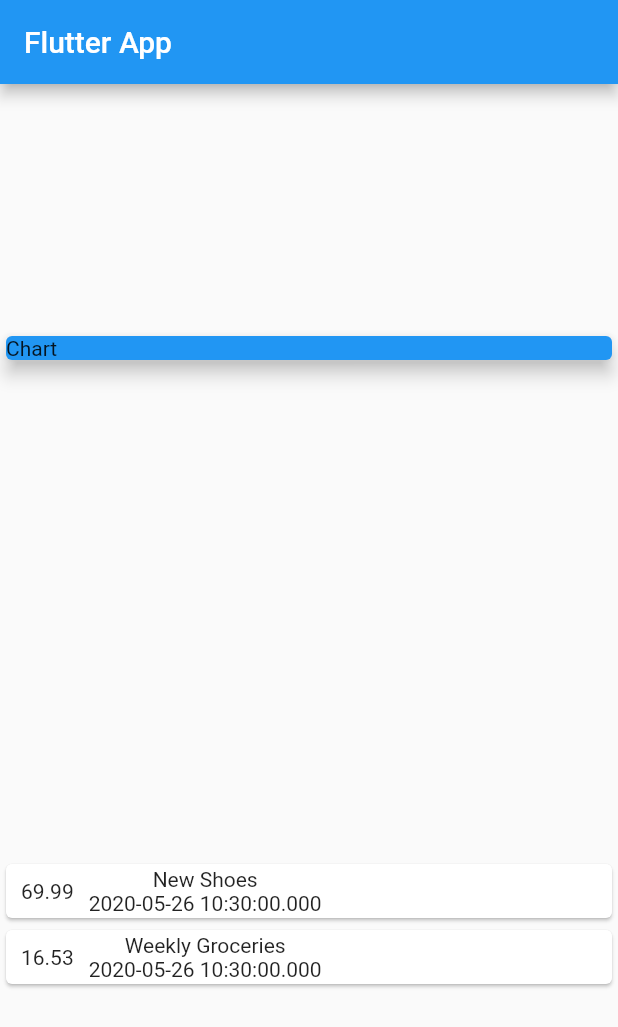
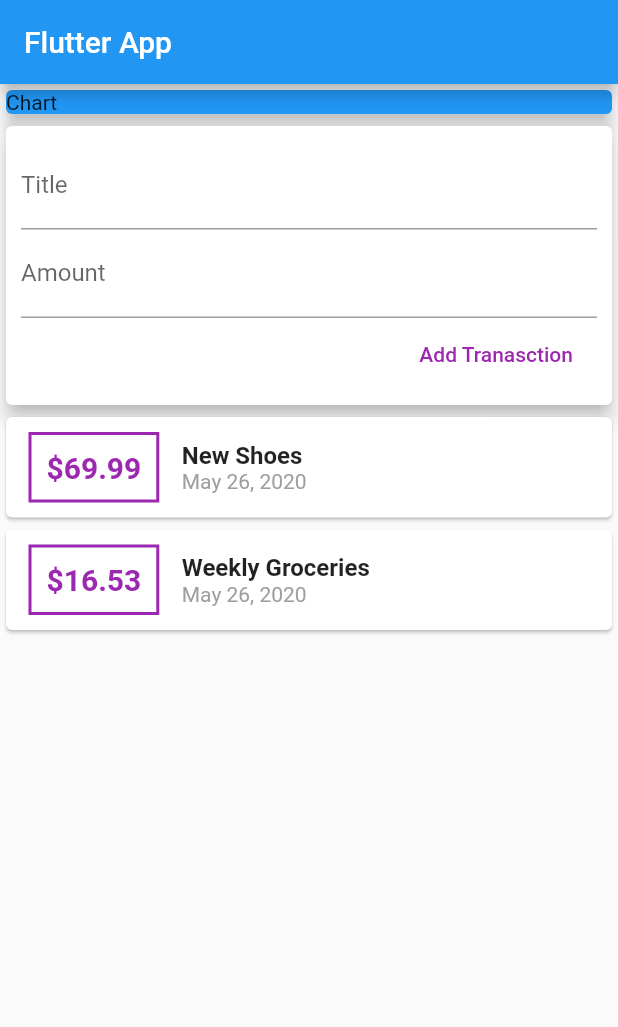
Before and after one commit to sequeirajonathan/Expense_Tracker, a Flutter app: the screen it shows after launch, on a phone screen of 412 x 824 dp. Shown: the top 1027 px of the screen. Run offline on Flutter 3.47's test engine with Material 2 defaults, Android fonts, the phone set to English and light mode, and no system bars.

Commit message:
Added new transactions

```diff
--- a/lib/main.dart
+++ b/lib/main.dart
@@ -1,6 +1,5 @@
+import './widgets/user_transaction.dart';
 import 'package:flutter/material.dart';
-
-import './transaction.dart';
 
 void main() => runApp(MyApp());
 
@@ -14,20 +13,8 @@ class MyApp extends StatelessWidget {
 }
 
 class MyHomePage extends StatelessWidget {
-  final List<Transaction> transactions = [
-    Transaction(
-      id: 't1',
-      title: 'New Shoes',
-      amount: 69.99,
-      date: DateTime.now(),
-    ),
-    Transaction(
-      id: 't2',
-      title: 'Weekly Groceries',
-      amount: 16.53,
-      date: DateTime.now(),
-    ),
-  ];
+  //String titleInput;
+  //String amountInput;
 
   @override
   Widget build(BuildContext context) {
@@ -35,10 +22,7 @@ class MyHomePage extends StatelessWidget {
       appBar: AppBar(
         title: Text('Flutter App'),
       ),
-      body: Column(
-          mainAxisAlignment: MainAxisAlignment.spaceAround,
-          crossAxisAlignment: CrossAxisAlignment.stretch,
-          children: [
+      body: Column(crossAxisAlignment: CrossAxisAlignment.stretch, children: [
         Container(
           width: double.infinity,
           child: Card(
@@ -47,30 +31,7 @@ class MyHomePage extends StatelessWidget {
             elevation: 5,
           ),
         ),
-            Column(
-              children: transactions.map((tx) {
-                return Card(
-                  child: Row(
-                    children: <Widget>[
-                      Container(
-                        margin: EdgeInsets.all(10),
-                        child: Text(
-                          tx.amount.toString(),
-                        ),
-                      ),
-                      Column(children: [
-                        Text(
-                          tx.title,
-                        ),
-                        Text(
-                          tx.date.toString(),
-                        )
-                      ])
-                    ],
-                  ),
-                );
-              }).toList(),
-            )
+        UserTransaction(),
       ]),
     );
   }
--- /dev/null
+++ b/lib/widgets/new_transaction.dart
@@ -0,0 +1,41 @@
+import 'package:flutter/material.dart';
+
+class NewTransaction extends StatelessWidget {
+  final Function addTx;
+  final titleController = TextEditingController();
+  final amountController = TextEditingController();
+
+  NewTransaction(this.addTx);
+
+  @override
+  Widget build(BuildContext context) {
+    return Card(
+      elevation: 5,
+      child: Container(
+        padding: EdgeInsets.all(10),
+        child: Column(
+          crossAxisAlignment: CrossAxisAlignment.end,
+          children: [
+            TextField(
+              //onChanged: (val) => titleInput = val,
+              controller: titleController,
+              decoration: InputDecoration(labelText: 'Title'),
+            ),
+            TextField(
+              //onChanged: (val) => amountInput = val,
+              controller: amountController,
+              decoration: InputDecoration(labelText: 'Amount'),
+            ),
+            FlatButton(
+              child: Text('Add Tranasction'),
+              textColor: Colors.purple,
+              onPressed: () {
+                addTx(titleController.text, double.parse(amountController.text));
+              },
+            )
+          ],
+        ),
+      ),
+    );
+  }
+}
--- /dev/null
+++ b/lib/widgets/transaction_list.dart
@@ -0,0 +1,54 @@
+import 'package:flutter/material.dart';
+import 'package:intl/intl.dart';
+
+import '../models/transaction.dart';
+
+class TransactionList extends StatelessWidget {
+  final List<Transaction> transactions;
+
+  TransactionList(this.transactions);
+
+  @override
+  Widget build(BuildContext context) {
+    return Column(
+      children: transactions.map((tx) {
+        return Card(
+          child: Row(
+            children: <Widget>[
+              Container(
+                padding: EdgeInsets.all(10),
+                margin: EdgeInsets.symmetric(
+                  vertical: 10,
+                  horizontal: 15,
+                ),
+                decoration: BoxDecoration(
+                    border: Border.all(
+                  color: Colors.purple,
+                  width: 2,
+                )),
+                child: Text(
+                  '\$${tx.amount}',
+                  style: TextStyle(
+                    fontWeight: FontWeight.bold,
+                    fontSize: 20,
+                    color: Colors.purple,
+                  ),
+                ),
+              ),
+              Column(crossAxisAlignment: CrossAxisAlignment.start, children: [
+                Text(
+                  tx.title,
+                  style: TextStyle(fontSize: 16, fontWeight: FontWeight.bold),
+                ),
+                Text(
+                  DateFormat.yMMMd().format(tx.date),
+                  style: TextStyle(color: Colors.grey),
+                )
+              ])
+            ],
+          ),
+        );
+      }).toList(),
+    );
+  }
+}
--- /dev/null
+++ b/lib/widgets/user_transaction.dart
@@ -0,0 +1,49 @@
+import 'package:flutter/material.dart';
+
+import './new_transaction.dart';
+import './transaction_list.dart';
+import '../models/transaction.dart';
+
+class UserTransaction extends StatefulWidget {
+  @override
+  _UserTransactionState createState() => _UserTransactionState();
+}
+
+class _UserTransactionState extends State<UserTransaction> {
+  final List<Transaction> _userTransactions = [
+    Transaction(
+      id: 't1',
+      title: 'New Shoes',
+      amount: 69.99,
+      date: DateTime.now(),
+    ),
+    Transaction(
+      id: 't2',
+      title: 'Weekly Groceries',
+      amount: 16.53,
+      date: DateTime.now(),
+    ),
+  ];
+
+  void _addNewTransaction(String txTitle, double txAmount) {
+    final newTx = Transaction(
+        title: txTitle,
+        amount: txAmount,
+        date: DateTime.now(),
+        id: DateTime.now().toString());
+
+    setState(() {
+      _userTransactions.add(newTx);
+    });
+  }
+
+  @override
+  Widget build(BuildContext context) {
+    return Column(
+      children: <Widget>[
+        NewTransaction(_addNewTransaction),
+        TransactionList(_userTransactions),
+      ],
+    );
+  }
+}
--- a/pubspec.yaml
+++ b/pubspec.yaml
@@ -23,6 +23,7 @@ environment:
 dependencies:
   flutter:
     sdk: flutter
+  intl: ^0.16.1
 
 
   # The following adds the Cupertino Icons font to your application.
```
Also changed, not shown: flutter_01.png (added), lib/models/transaction.dart (renamed from lib/transaction.dart), pubspec.lock. Lines whose indentation alone changed are shown as unchanged.
